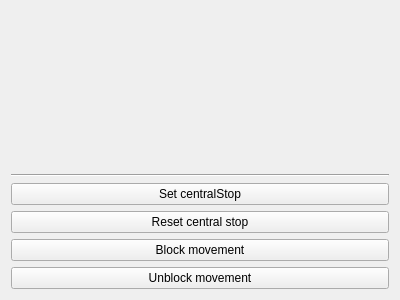
First picture: the form in mrvk_gui/ui/Widgets/MrvkDriver/MrvkDriver.ui, repository MatejBartosovic/mrvk_project, before the edit.
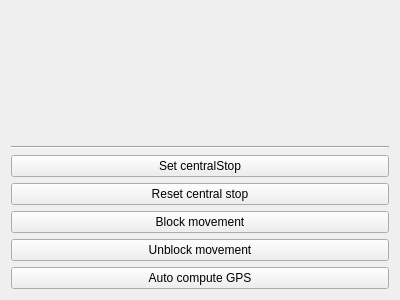
Second picture: the form after the edit. Custom widgets are drawn as their Qt base class.

Commit message: add auto compute button + edit message GUI

```diff
--- a/mrvk_gui/ui/Widgets/MrvkDriver/MrvkDriver.ui
+++ b/mrvk_gui/ui/Widgets/MrvkDriver/MrvkDriver.ui
@@ -56,6 +56,13 @@
      </property>
     </widget>
    </item>
+   <item>
+    <widget class="QPushButton" name="autoComputeGPSButton">
+     <property name="text">
+      <string>Auto compute GPS</string>
+     </property>
+    </widget>
+   </item>
   </layout>
  </widget>
  <customwidgets>
```
The commit also changes 5 other files.
